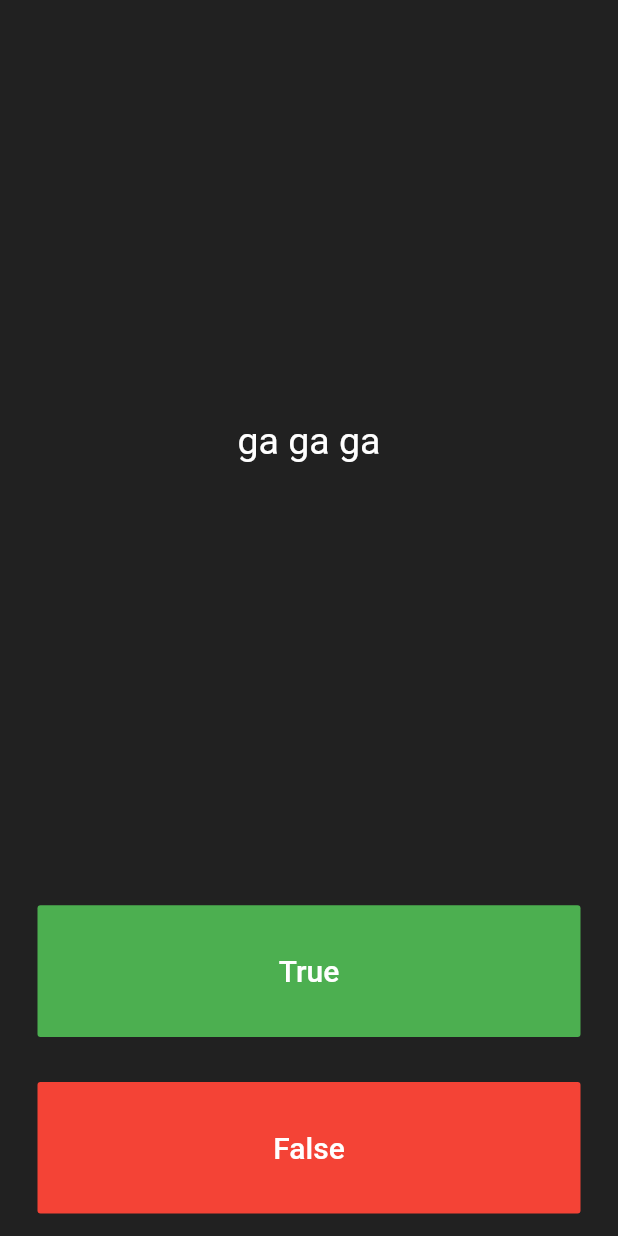
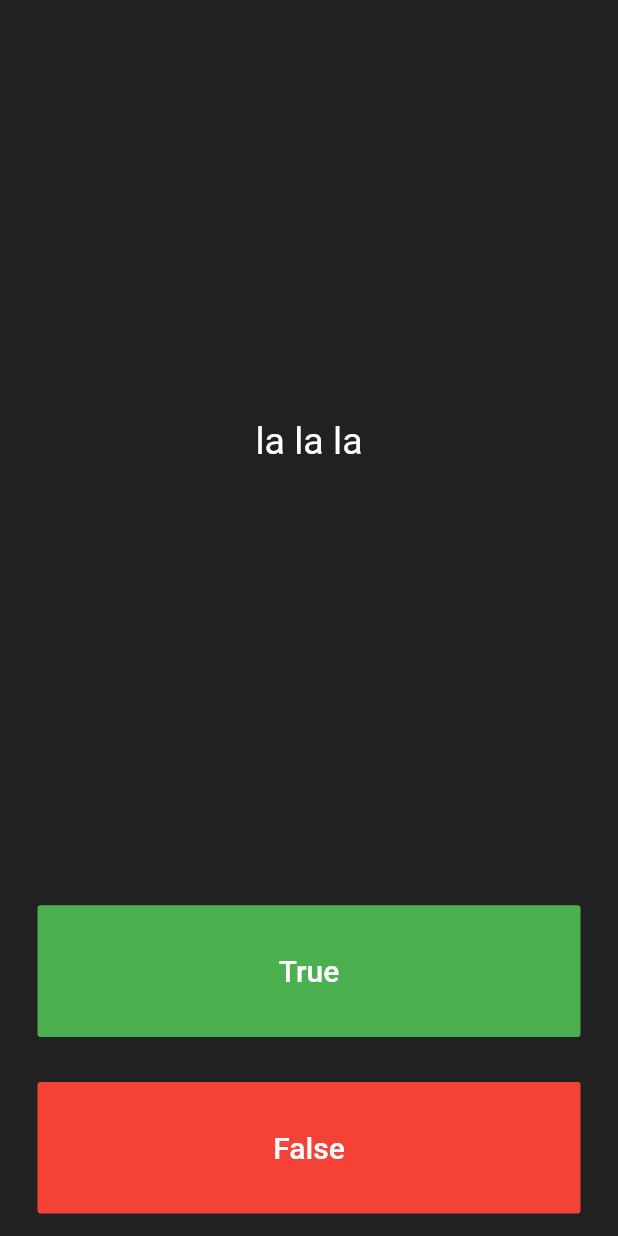
Before and after one commit to ssbeast/quizzler_app, a Flutter app: the screen it shows after launch, after a tap on "True", after a tap on "False", on a phone screen of 412 x 824 dp. Run offline on Flutter 3.47's test engine with Material 2 defaults, Android fonts, the phone set to English and light mode, and no system bars.

```diff
--- a/lib/main.dart
+++ b/lib/main.dart
@@ -1,6 +1,7 @@
 import 'package:flutter/material.dart';
-import 'question.dart';
+import 'quiz_brain.dart';
 
+QuizBrain quizBrain = QuizBrain();
 void main() => runApp(
       Quizzler(),
     );
@@ -30,12 +31,6 @@ class QuizPage extends StatefulWidget {
 class _QuizPageState extends State<QuizPage> {
   List<Icon> scoreKeeper = [];
 
-  List<Question> questionBank = [
-    Question(q: 'bla bla bla', a: false),
-    Question(q: 'ja ja ja', a: true),
-    Question(q: 'ga ga ga', a: true),
-  ];
-
   int questionNumber = 0;
 
   @override
@@ -50,7 +45,7 @@ class _QuizPageState extends State<QuizPage> {
             padding: EdgeInsets.all(10.0),
             child: Center(
               child: Text(
-                questionBank[questionNumber].questionText,
+                quizBrain.questionBank[questionNumber].questionText,
                 textAlign: TextAlign.center,
                 style: TextStyle(
                   fontSize: 25.0,
@@ -75,7 +70,7 @@ class _QuizPageState extends State<QuizPage> {
               ),
               onPressed: () {
                 bool correctAnswer =
-                    questionBank[questionNumber].questionAnswer;
+                    quizBrain.questionBank[questionNumber].questionAnswer;
 
                 if (correctAnswer == true) {
                   print('user got it right!');
@@ -103,7 +98,7 @@ class _QuizPageState extends State<QuizPage> {
               ),
               onPressed: () {
                 bool correctAnswer =
-                    questionBank[questionNumber].questionAnswer;
+                    quizBrain.questionBank[questionNumber].questionAnswer;
 
                 if (correctAnswer == false) {
                   print('user got it right!');
```
Also changed, not shown: lib/quiz_brain.dart (added, +12 -0 lines).
